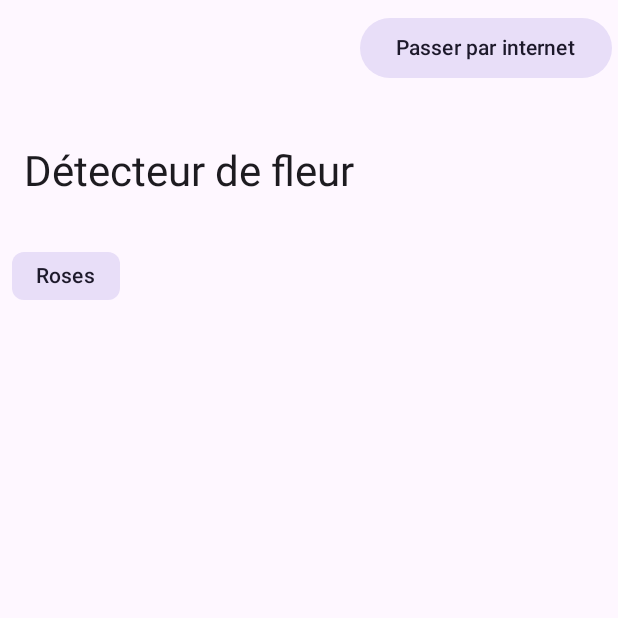
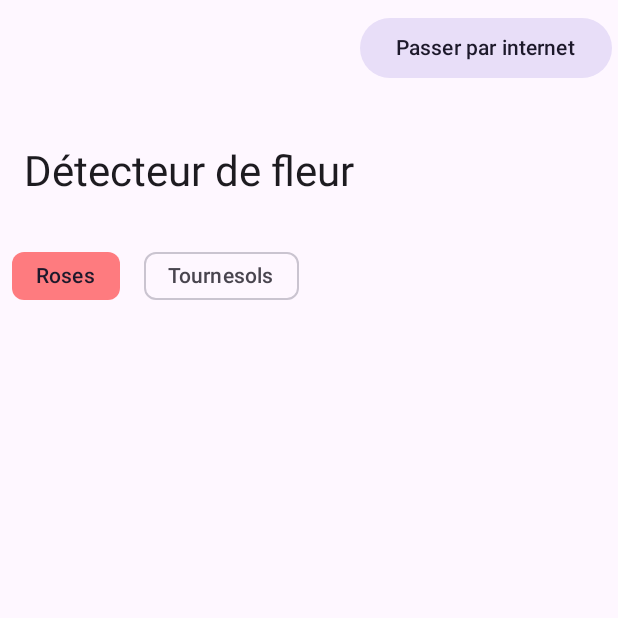
Before and after one commit to Appli-chic/flower-ai-app, an Android app built with Jetpack Compose: the screen it shows after launch (MainActivity), after a tap on "Roses", on a phone screen of 412 x 824 dp, the top half of it. Run offline under Robolectric (Android 15) with nearby library versions, the phone set to English and light mode, and no system bars; libraries missing offline, so code that uses them is left out: org.pytorch, org.pytorch.torchvision; pictures from the network do not load.

Commit message:
Add detection of sunflowers

```diff
--- a/android/src/main/kotlin/com/applichic/flowerdetector/MainScreen.kt
+++ b/android/src/main/kotlin/com/applichic/flowerdetector/MainScreen.kt
@@ -7,6 +7,7 @@ import androidx.compose.foundation.layout.Arrangement
 import androidx.compose.foundation.layout.Box
 import androidx.compose.foundation.layout.Column
 import androidx.compose.foundation.layout.PaddingValues
+import androidx.compose.foundation.layout.Row
 import androidx.compose.foundation.layout.aspectRatio
 import androidx.compose.foundation.layout.padding
 import androidx.compose.foundation.lazy.grid.GridCells
@@ -17,6 +18,7 @@ import androidx.compose.material.icons.filled.Check
 import androidx.compose.material3.ExperimentalMaterial3Api
 import androidx.compose.material3.FilledTonalButton
 import androidx.compose.material3.FilterChip
+import androidx.compose.material3.FilterChipDefaults
 import androidx.compose.material3.Icon
 import androidx.compose.material3.LargeTopAppBar
 import androidx.compose.material3.MaterialTheme
@@ -39,13 +41,13 @@ import coil.compose.AsyncImage
 @Composable
 fun MainScreen(viewModel: MainViewModel) {
     val uiState by viewModel.uiState.collectAsState()
-    MainScreen(uiState, viewModel::onRoseFilterChanged, viewModel::switchModelMode)
+    MainScreen(uiState, viewModel::onFlowerFilterChanged, viewModel::switchModelMode)
 }
 
 @Composable
 fun MainScreen(
     uiState: UiState,
-    onRoseFilterChanged: () -> Unit,
+    onFlowerFilterChanged: (newFilter: FlowerFilter) -> Unit,
     switchModelMode: () -> Unit,
 ) {
     val scrollBehavior = TopAppBarDefaults.exitUntilCollapsedScrollBehavior(rememberTopAppBarState())
@@ -67,12 +69,27 @@ fun MainScreen(
     ) { paddingValues ->
         Column(modifier = Modifier.padding(paddingValues)) {
 
-            FilterChip(
-                label = { Text("Roses") },
-                selected = uiState.isRoseFilterSelected,
-                onClick = onRoseFilterChanged,
-                modifier = Modifier.padding(8.dp),
-            )
+            Row {
+                FilterChip(
+                    label = { Text("Roses") },
+                    selected = uiState.flowerFilter == FlowerFilter.ROSE,
+                    onClick = { onFlowerFilterChanged(FlowerFilter.ROSE) },
+                    colors = FilterChipDefaults.filterChipColors().copy(
+                        selectedContainerColor = Color.Red.copy(alpha = 0.5f),
+                    ),
+                    modifier = Modifier.padding(8.dp),
+                )
+
+                FilterChip(
+                    label = { Text("Tournesols") },
+                    selected = uiState.flowerFilter == FlowerFilter.TOURNESOL,
+                    onClick = { onFlowerFilterChanged(FlowerFilter.TOURNESOL) },
+                    colors = FilterChipDefaults.filterChipColors().copy(
+                        selectedContainerColor = Color.Yellow.copy(alpha = 0.5f),
+                    ),
+                    modifier = Modifier.padding(8.dp),
+                )
+            }
 
             LazyVerticalGrid(
                 columns = GridCells.Fixed(3),
--- a/android/src/main/kotlin/com/applichic/flowerdetector/MainViewModel.kt
+++ b/android/src/main/kotlin/com/applichic/flowerdetector/MainViewModel.kt
@@ -14,7 +14,6 @@ import kotlinx.coroutines.flow.StateFlow
 import kotlinx.coroutines.launch
 import kotlinx.coroutines.withContext
 import okhttp3.MediaType.Companion.toMediaTypeOrNull
-import okhttp3.MultipartBody
 import okhttp3.RequestBody
 import okhttp3.RequestBody.Companion.toRequestBody
 import java.io.ByteArrayOutputStream
@@ -58,11 +57,22 @@ class MainViewModel(application: Application) : AndroidViewModel(application) {
         }
     }
 
-    fun onRoseFilterChanged() {
+    fun switchModelMode() {
+        _uiState.value = _uiState.value.copy(isModelModeOnline = !_uiState.value.isModelModeOnline)
+    }
+
+    fun onFlowerFilterChanged(filter: FlowerFilter) {
+        val newFilter = if (filter == _uiState.value.flowerFilter) FlowerFilter.NONE else filter
+        _uiState.value = _uiState.value.copy(selectedImages = emptyList(), flowerFilter = newFilter)
+
+        if (_uiState.value.flowerFilter == FlowerFilter.NONE) return
+
+        calculateScores()
+    }
+
+    private fun calculateScores() {
         val context = getApplication<Application>().applicationContext
-        _uiState.value = _uiState.value.copy(isRoseFilterSelected = !_uiState.value.isRoseFilterSelected)
 
-        if (_uiState.value.isRoseFilterSelected) {
         viewModelScope.launch {
             withContext(Dispatchers.IO) {
                 for (imageUrl in _uiState.value.images) {
@@ -79,34 +89,31 @@ class MainViewModel(application: Application) : AndroidViewModel(application) {
                 }
             }
         }
-        } else {
-            _uiState.value = _uiState.value.copy(selectedImages = emptyList())
-        }
-    }
-
-    fun switchModelMode() {
-        _uiState.value = _uiState.value.copy(isModelModeOnline = !_uiState.value.isModelModeOnline)
     }
 
     private fun calculateScoresLocally(bitmap: Bitmap, imageUrl: String) {
         val score = modelManager.predict(bitmap)
-
-        if (score == 2) {
-            _uiState.value =
-                _uiState.value.copy(selectedImages = _uiState.value.selectedImages + imageUrl)
-        }
+        selectImageFromScore(score, imageUrl)
     }
 
     private suspend fun calculateScoresFromApi(bitmap: Bitmap, imageUrl: String) {
         try {
             val response = NetworkService.apiService.getPrediction(createPartFromBitmap(bitmap))
+            selectImageFromScore(response.body()?.prediction, imageUrl)
+        } catch (e: Exception) {
+            e.printStackTrace()
+        }
+    }
 
-            if (response.body()?.prediction == "rose") {
+    private fun selectImageFromScore(prediction: String?, imageUrl: String) {
+        val currentFilter = _uiState.value.flowerFilter
+
+        if (prediction == "rose" && currentFilter == FlowerFilter.ROSE) {
             _uiState.value =
                 _uiState.value.copy(selectedImages = _uiState.value.selectedImages + imageUrl)
-            }
-        } catch (e: Exception) {
-            e.printStackTrace()
+        } else if (prediction == "tournesol" && currentFilter == FlowerFilter.TOURNESOL) {
+            _uiState.value =
+                _uiState.value.copy(selectedImages = _uiState.value.selectedImages + imageUrl)
         }
     }
 
@@ -122,6 +129,15 @@ class MainViewModel(application: Application) : AndroidViewModel(application) {
 data class UiState(
     val images: List<String> = emptyList(),
     val selectedImages: List<String> = emptyList(),
-    val isRoseFilterSelected: Boolean = false,
+    val flowerFilter: FlowerFilter = FlowerFilter.NONE,
     val isModelModeOnline: Boolean = false,
 )
+
+enum class FlowerFilter {
+    NONE,
+    MARGUERITE,
+    PISSENLIT,
+    ROSE,
+    TOURNESOL,
+    TULIPE,
+}
```
Also changed, not shown: android/src/main/kotlin/com/applichic/flowerdetector/ModelManager.kt (+11 -2 lines). Lines whose indentation alone changed are shown as unchanged.
